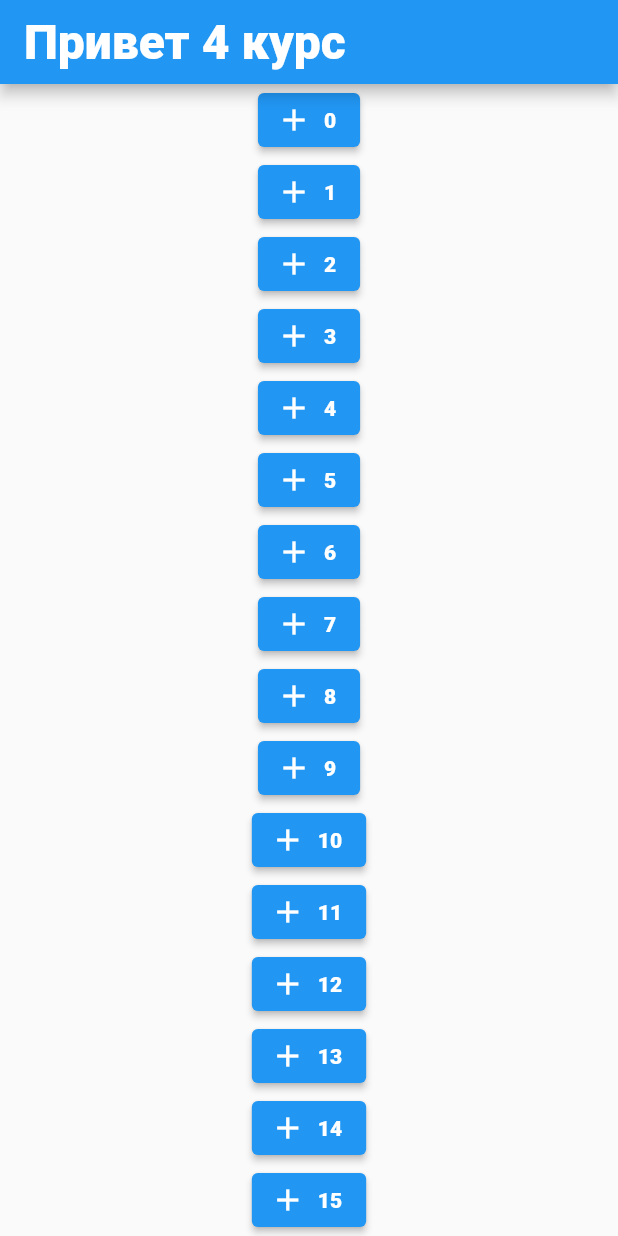
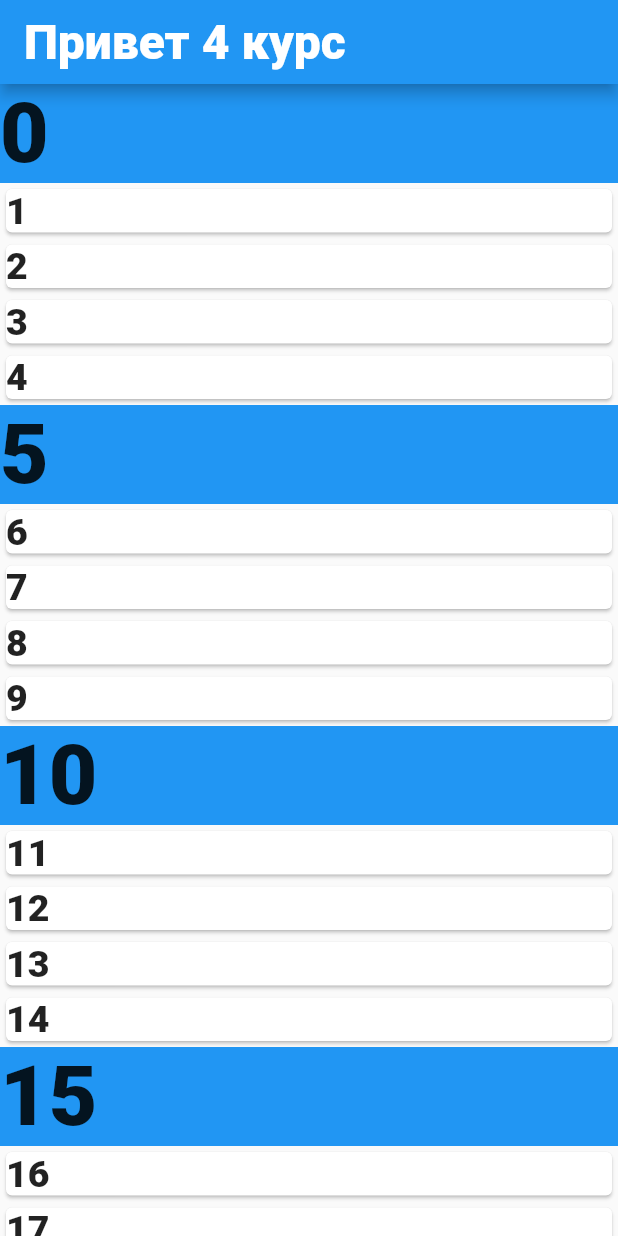
Before and after one commit to denisgl7/firstapp, a Flutter app: the screen it shows after launch, on a phone screen of 412 x 824 dp. Run offline on Flutter 3.47's test engine with Material 2 defaults, Android fonts, the phone set to English and light mode, and no system bars.

```diff
--- a/lib/main.dart
+++ b/lib/main.dart
@@ -30,20 +30,45 @@ class _MyBodyState extends State<MyBody> {
 
   @override
   Widget build(BuildContext context) {
-    var items = <Widget>[];
-    for (int i = 0; i < 100000; i++) {
-      Widget item;
-      item = Row(
-          mainAxisAlignment: MainAxisAlignment.center,
-          children: [
-            ElevatedButton.icon(
-                onPressed: (){}, icon: Icon(Icons.add), label: Text('$i'))
-          ]);
+
+    List<ListItem> items = [];
+    for (int i = 0; i < 1000; i++) {
+      ListItem item;
+      if(i % 5 == 0)
+        {
+          item = HeadItem('$i');
+        }
+      else
+        {
+          item = MessageItem('$i');
+        }
       items.add(item);
     }
-    return ListView(
-      scrollDirection: Axis.vertical,
-      children: items,
-    );
+    return ListView.builder(itemBuilder: (context, index){
+        var item = items[index];
+        if(item is MessageItem)
+          {
+            return Card(
+              child: Text(item.message, style: TextStyle(fontSize: 25),),
+            );
+          }
+        else if(item is HeadItem)
+          {
+            return Container(child: Text(item.title, style: TextStyle(fontSize: 56),), color: Colors.blue,);
+          }
+        return SizedBox();
+    });
   }
 }
+
+class ListItem{}
+
+class HeadItem extends ListItem{
+  String title;
+  HeadItem(this.title);
+}
+
+class MessageItem extends ListItem{
+  String message;
+  MessageItem(this.message);
+}
```
